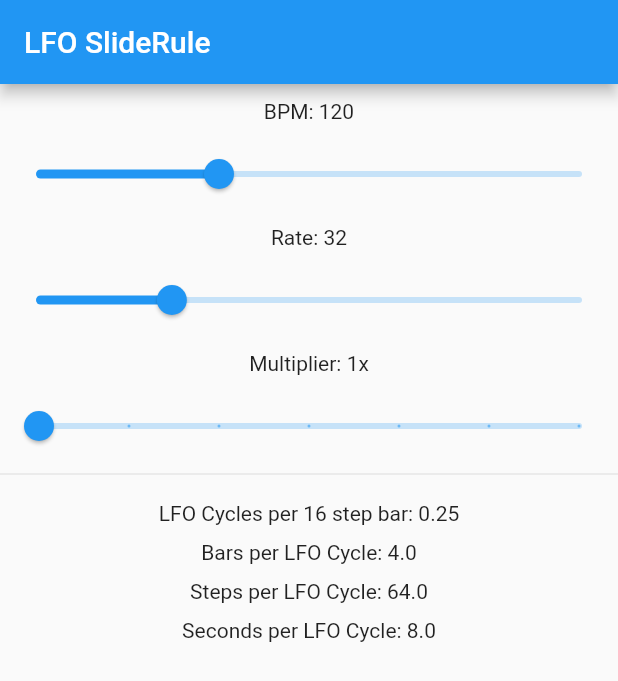
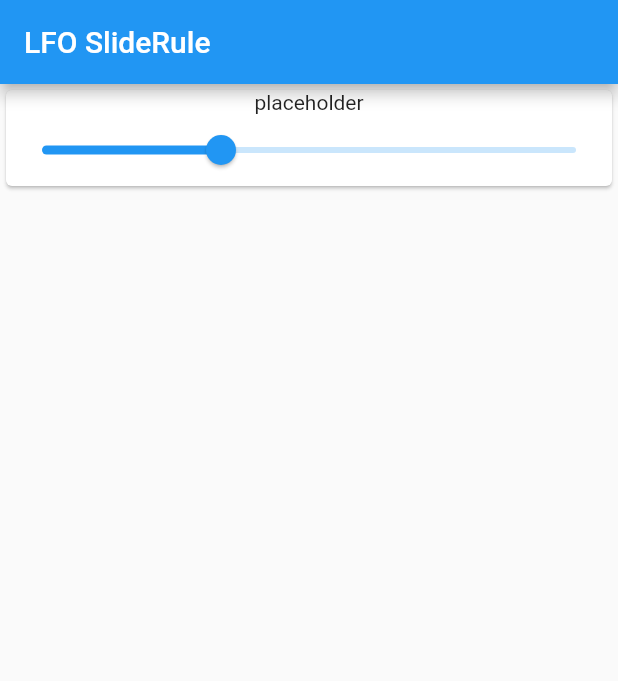
Before and after one commit to amorgan101010/elektronic-sequencer, a Flutter app: the screen it shows after launch, on a phone screen of 412 x 824 dp. Shown: the top 681 px of the screen. Run offline on Flutter 3.47's test engine with Material 2 defaults, Android fonts, the phone set to English and light mode, and no system bars.

Commit message:
Began a pretty major refactoring

```diff
--- a/lfo_sliderule/lib/main.dart
+++ b/lfo_sliderule/lib/main.dart
@@ -1,5 +1,3 @@
-import 'dart:math';
-
 import 'package:flutter/material.dart';
 
 void main() {
@@ -50,6 +48,17 @@
 
   var lfoCyclesPerBar = 0;
 
+  Text bpmLabel() => Text('BPM: $bpm');
+  Text rateLabel() => Text('Rate: $lfoRate');
+  Text multiplierLabel() => Text('Multiplier: ${lfoMultiplier}x');
+
+  List sliderAttributes() => [
+        SliderAttribute(bpmLabel(), bpm, bpmMax, bpmMin),
+        SliderAttribute(rateLabel(), lfoRate, lfoRateMax, lfoRateMin),
+        SliderAttribute(multiplierLabel(), lfoMultiplierPower,
+            lfoMultiplierMaxPower, lfoMultiplierMinPower),
+      ];
+
   @override
   Widget build(BuildContext context) {
     return Scaffold(
@@ -58,7 +67,78 @@
       ),
       body: Center(
           child: Column(
-        children: <Widget>[
+        children: const <Widget>[LabeledSlider(title: 'BPM')],
+      )),
+    );
+  }
+
+  num calculateStepsPerLFOCycle() => 16 * calculateBarsPerLFOCycle();
+
+  num calculateBeatsPerLFOCycle() => calculateStepsPerLFOCycle() / 4;
+
+  num calculateLFOCyclesPerBar() => (lfoRate * lfoMultiplier) / 128;
+
+  num calculateBarsPerLFOCycle() => 1 / calculateLFOCyclesPerBar();
+
+  num calculateSecondsPerBeat() => 60 / bpm;
+
+  num calculateSecondsPerBar() => calculateSecondsPerBeat() * 4;
+
+  num calculateSecondsPerLFOCycle() =>
+      calculateSecondsPerBar() * calculateBarsPerLFOCycle();
+}
+
+// TODO: Make this accept a function that I can use for setting state when I make the slider
+// TODO: why do I get zero 'intellisense' about what this class's attributes are?
+// I am guessing that means I should be using a Widget...
+class SliderAttribute {
+  final Text label;
+  final int currentValue;
+  final int minValue;
+  final int maxValue;
+
+  SliderAttribute(this.label, this.currentValue, this.maxValue, this.minValue);
+}
+
+class LabeledSlider extends StatefulWidget {
+  const LabeledSlider({Key? key, required this.title}) : super(key: key);
+
+  final String title;
+
+  @override
+  State<LabeledSlider> createState() => _LabeledSliderState();
+}
+
+class _LabeledSliderState extends State<LabeledSlider> {
+  // TODO: Figure out the proper way to manage these values
+  final minValue = 30;
+  final maxValue = 300;
+
+  final label = const Text('placeholder');
+  var currentValue = 120;
+
+  @override
+  Widget build(BuildContext context) {
+    return Card(
+        child: Column(children: [
+      label,
+      Slider(
+          value: currentValue.toDouble(),
+          divisions: maxValue - minValue,
+          onChanged: (newValue) {
+            setState(() {
+              currentValue = newValue.round();
+            });
+          },
+          min: minValue.toDouble(),
+          max: maxValue.toDouble())
+    ]));
+  }
+}
+
+/*
+- This is the old blob of elements being replaced with a marginally better list builder
+<Widget>[
           const SizedBox(
             height: 10,
           ),
@@ -130,22 +210,4 @@
           ),
           Text('Seconds per LFO Cycle: ${calculateSecondsPerLFOCycle()}'),
         ],
-      )),
-    );
-  }
-
-  num calculateStepsPerLFOCycle() => 16 * calculateBarsPerLFOCycle();
-
-  num calculateBeatsPerLFOCycle() => calculateStepsPerLFOCycle() / 4;
-
-  num calculateLFOCyclesPerBar() => (lfoRate * lfoMultiplier) / 128;
-
-  num calculateBarsPerLFOCycle() => 1 / calculateLFOCyclesPerBar();
-
-  num calculateSecondsPerBeat() => 60 / bpm;
-
-  num calculateSecondsPerBar() => calculateSecondsPerBeat() * 4;
-
-  num calculateSecondsPerLFOCycle() =>
-      calculateSecondsPerBar() * calculateBarsPerLFOCycle();
-}
+*/
```
